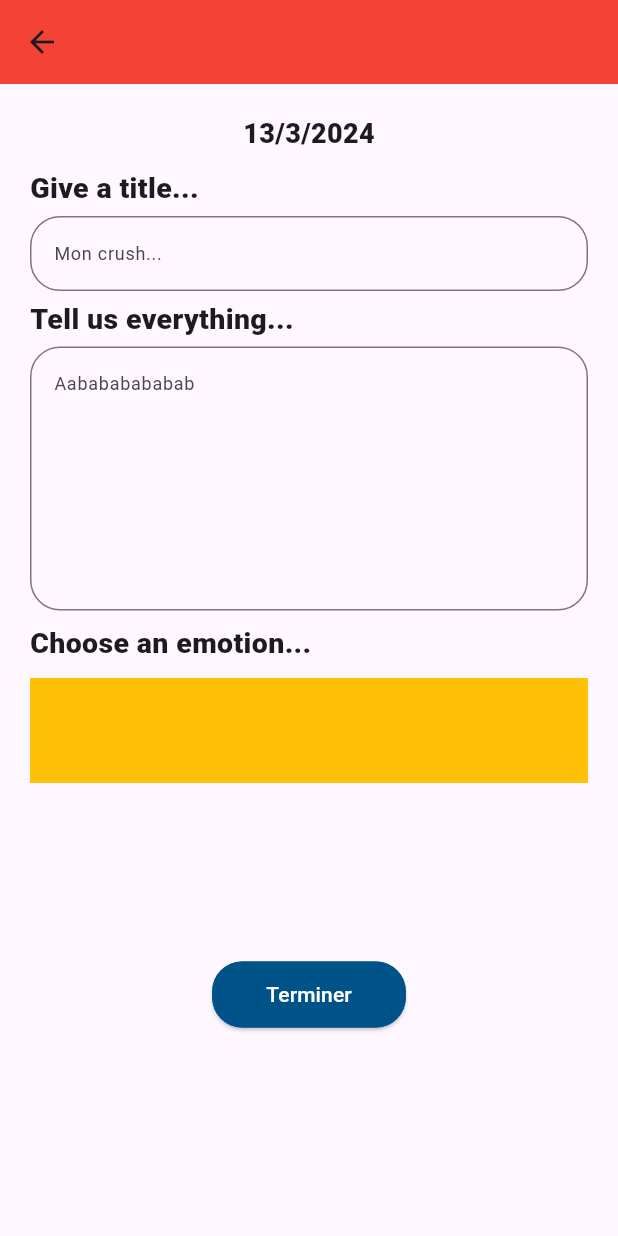
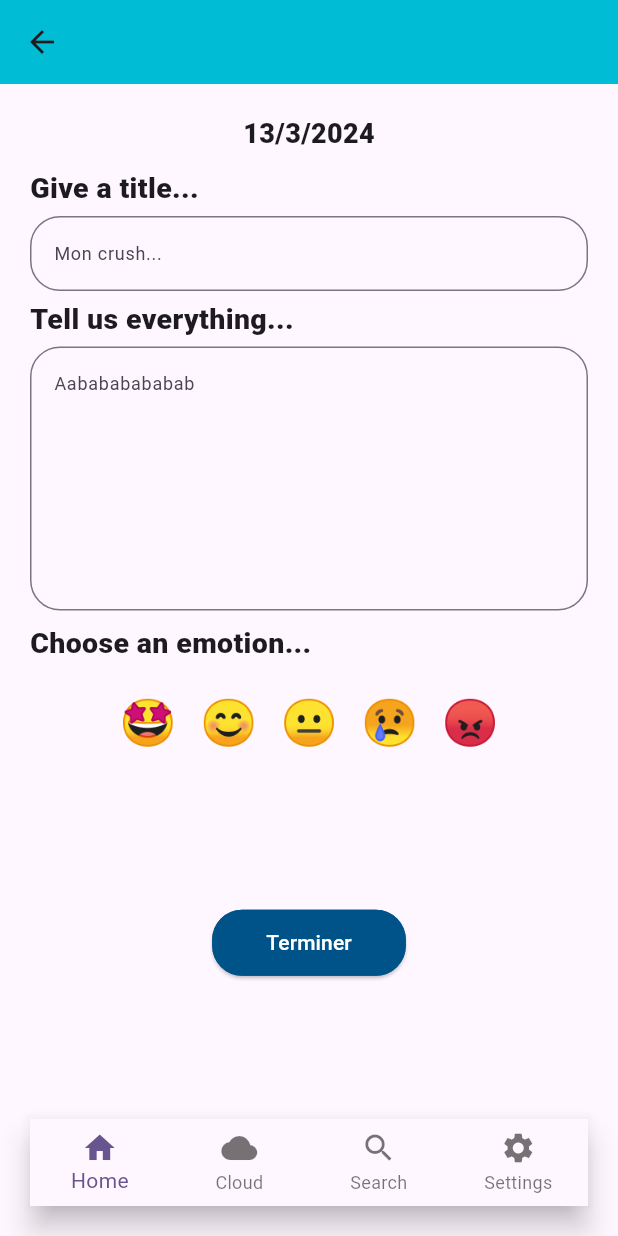
Before and after one commit to iwizy59/enchanteddiary, a Flutter app: the AddEntryWidget screen opened directly with empty values, on a phone screen of 412 x 824 dp. Run offline on Flutter 3.47's test engine with Material 3 defaults, Android fonts, the phone set to English and light mode, and no system bars; our stand-ins replace table_calendar.

Commit message:
Ajout emotion et navBar

```diff
--- a/lib/add_entry/add_entry.dart
+++ b/lib/add_entry/add_entry.dart
@@ -1,6 +1,8 @@
 import 'dart:ui';
+import 'package:enchanteddiary/emotion/emotion.dart';
 import 'package:flutter/material.dart';
 import 'package:flutter/src/widgets/framework.dart';
+import 'package:enchanteddiary/footer.dart';
 
 class AddEntryWidget extends StatefulWidget {
   final DateTime dateToAddEntry;
@@ -15,11 +17,18 @@ class AddEntryWidget extends StatefulWidget {
 }
 
 class _AddEntryWidgetState extends State<AddEntryWidget> {
+  Color appBarColor = Colors.cyan;
+  void updateAppBarColor(Color color) {
+    setState(() {
+      appBarColor = color;
+    });
+  }
+
   @override
   Widget build(BuildContext context) {
     return Scaffold(
       appBar: AppBar(
-        backgroundColor: Colors.red,
+        backgroundColor: appBarColor,
       ),
       body: Padding(
         padding: const EdgeInsets.all(20.0),
@@ -96,10 +105,7 @@ class _AddEntryWidgetState extends State<AddEntryWidget> {
                     style: TextStyle(fontWeight: FontWeight.w800, fontSize: 19),
                   ),
                 ),
-                Container(
-                  height: 70,
-                  color: Colors.amber,
-                )
+                EmojiMap(updateAppBarColor),
               ],
             ),
             Expanded(
@@ -124,6 +130,7 @@ class _AddEntryWidgetState extends State<AddEntryWidget> {
                 ),
               ),
             )),
+            Footer(),
           ],
         ),
       ),
--- a/lib/calendar/calendar_page.dart
+++ b/lib/calendar/calendar_page.dart
@@ -2,7 +2,9 @@ import 'package:flutter/material.dart';
 import 'calendar.dart'; // Assurez-vous que le chemin vers le widget du calendrier est correct
 
 class CalendarPage extends StatelessWidget {
+
   @override
+
   Widget build(BuildContext context) {
     return Scaffold(
       appBar: AppBar(
--- /dev/null
+++ b/lib/emotion/emotion.dart
@@ -0,0 +1,64 @@
+import 'package:enchanteddiary/calendar/calendar_page.dart';
+import 'package:flutter/material.dart';
+
+class EmojiMap extends StatefulWidget {
+  final Function(Color) updateColor;
+
+  EmojiMap(this.updateColor);
+  @override
+  _EmojiMapState createState() => _EmojiMapState();
+}
+
+class _EmojiMapState extends State<EmojiMap> {
+  String? selectedEmoji;
+  String? hoveredEmoji;
+  Map<String, String> emojiMap = {
+    '🤩': 'Excited',
+    '😊': 'Happy',
+    '😐': 'Meh',
+    '😢': 'Sad',
+    '😡': 'Frustated',
+  };
+
+  Map<String, Color> colorMap = {
+    'Excited': Color.fromRGBO(252, 171, 16, 1.0),
+    'Happy': Color.fromRGBO(180, 235, 202, 1.0),
+    'Sad': Color.fromRGBO(188, 244, 245, 1.0),
+    'Meh': Color.fromRGBO(180, 160, 229, 1.0),
+    'Frustated': Color.fromRGBO(255, 183, 195, 1.0)
+  };
+
+  @override
+  void updateSelectorColor(Color color) {
+    widget.updateColor(color);
+  }
+
+  Widget build(BuildContext context) {
+    return Row(
+      mainAxisAlignment: MainAxisAlignment.center,
+      children: emojiMap.keys.map((emoji) {
+        return GestureDetector(
+          onTap: () {
+            setState(() {
+              selectedEmoji = emoji;
+            });
+            widget.updateColor(colorMap[emojiMap[emoji]!] ?? Colors.cyan);
+            updateSelectorColor(colorMap[emojiMap[emoji]!] ?? Colors.cyan);
+          },
+          child: Stack(
+            children: [
+              Container(
+                  padding: EdgeInsets.all(8.0),
+                  child: Text(
+                    emoji,
+                    style: TextStyle(
+                      fontSize: 30.0,
+                    ),
+                  )),
+            ],
+          ),
+        );
+      }).toList(),
+    );
+  }
+}
--- /dev/null
+++ b/lib/footer.dart
@@ -0,0 +1,59 @@
+import 'package:enchanteddiary/main.dart';
+import 'package:flutter/material.dart';
+
+class Footer extends StatefulWidget {
+  @override
+  _FooterState createState() => _FooterState();
+}
+
+class _FooterState extends State<Footer> {
+  int _selectedIndex = 0;
+
+  void _onItemTapped(int index) {
+    setState(() {
+      _selectedIndex = index;
+    });
+
+    switch (index) {
+      case 0:
+        Navigator.push(
+            context, MaterialPageRoute(builder: (context) => MyApp()));
+        break;
+      case 1:
+        Navigator.pushNamed(context, '/home');
+        break;
+      case 2:
+        Navigator.pushNamed(context, '/home');
+        break;
+      case 3:
+        Navigator.pushNamed(context, '/home');
+        break;
+    }
+  }
+
+  @override
+  Widget build(BuildContext context) {
+    return BottomNavigationBar(
+        type: BottomNavigationBarType.fixed,
+        currentIndex: _selectedIndex,
+        onTap: _onItemTapped,
+        items: const [
+          BottomNavigationBarItem(
+            icon: Icon(Icons.home),
+            label: "Home",
+          ),
+          BottomNavigationBarItem(
+            icon: Icon(Icons.cloud),
+            label: "Cloud",
+          ),
+          BottomNavigationBarItem(
+            icon: Icon(Icons.search),
+            label: "Search",
+          ),
+          BottomNavigationBarItem(
+            icon: Icon(Icons.settings),
+            label: "Settings",
+          ),
+        ]);
+  }
+}
```
Also changed, not shown: lib/calendar/calendar.dart (+22 -3 lines), lib/main.dart (+6 -1 lines), pubspec.yaml (+3 -5 lines), pubspec.lock, 1 other file.
